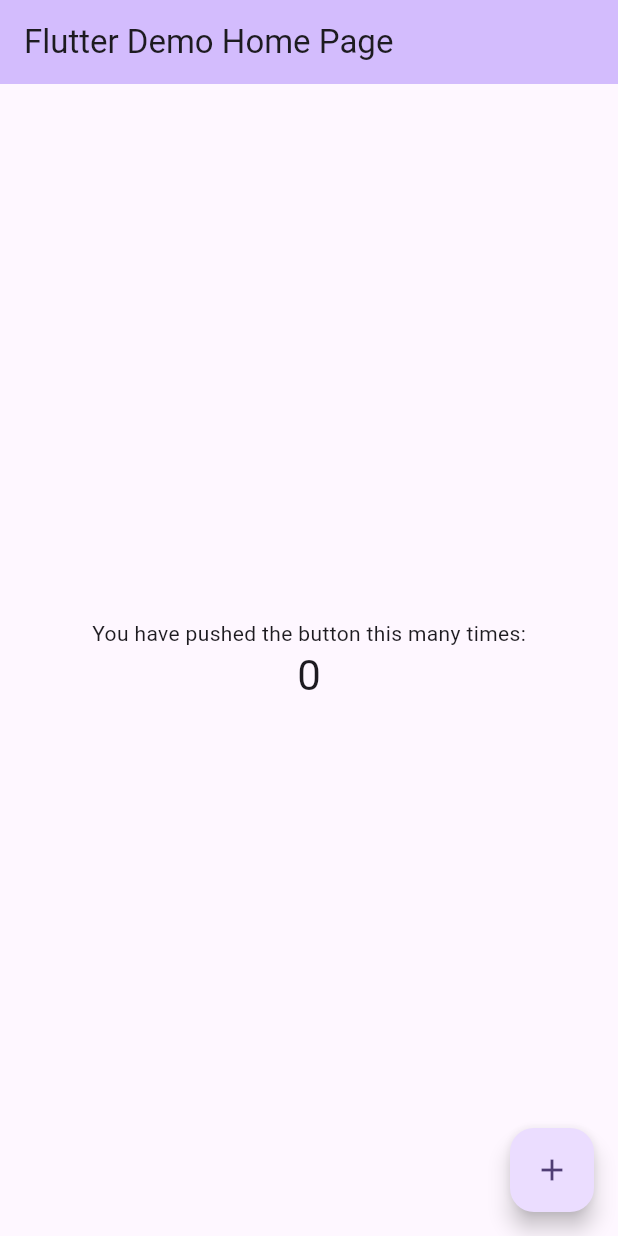
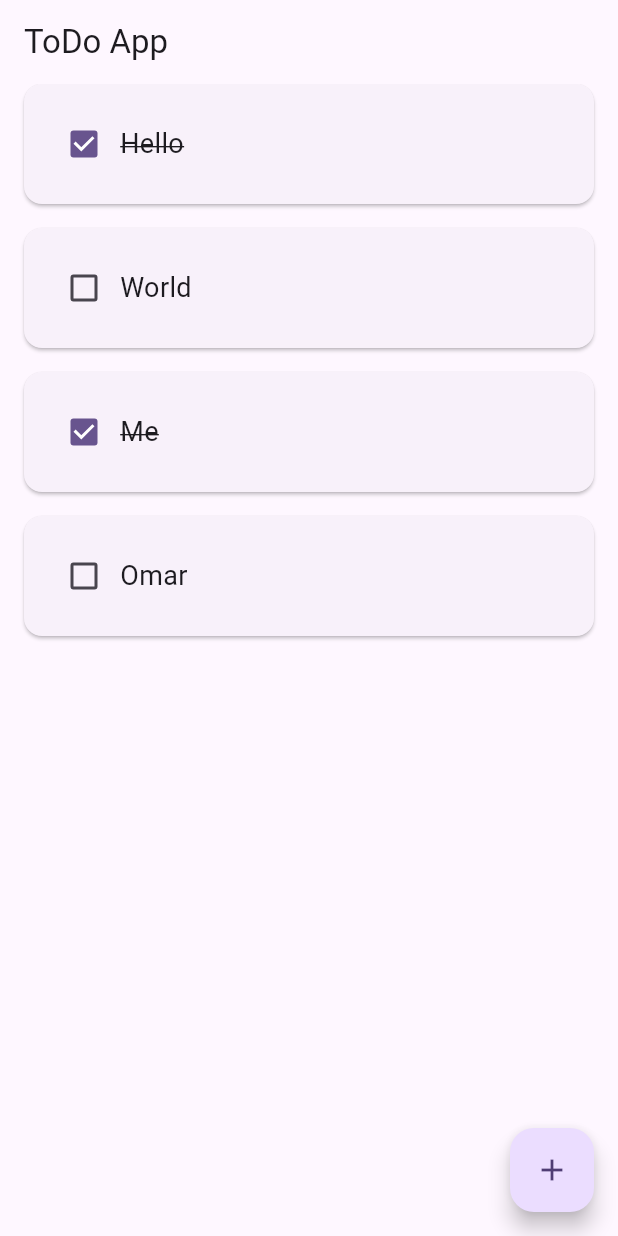
Before and after one commit to BugMaker69/YAT, a Flutter app: the screen it shows after launch, on a phone screen of 412 x 824 dp. Run offline on Flutter 3.47's test engine with Material 3 defaults, Android fonts, the phone set to English and light mode, and no system bars.

Commit message:
Basic ToDo App

```diff
--- /dev/null
+++ b/flutter_project/flutter_project/lib/add_item.dart
@@ -0,0 +1,30 @@
+import 'package:flutter/material.dart';
+
+class AddItemDialog extends StatelessWidget {
+  const AddItemDialog({super.key});
+
+  @override
+  Widget build(BuildContext context) {
+    return AlertDialog(
+      title: Text("Add Item"),
+      content: TextFormField(
+        decoration: InputDecoration(
+          border: OutlineInputBorder(),
+          label: Text("Add New Task"),
+          hintText: "Add New Task",
+        ),
+      ),
+      actionsAlignment: MainAxisAlignment.center,
+      buttonPadding: EdgeInsets.symmetric(horizontal: 50),
+      actions: [
+        ElevatedButton(
+          onPressed: () {
+            Navigator.pop(context);
+          },
+          child: Text("Cancel"),
+        ),
+        ElevatedButton(onPressed: () {}, child: Text("Add")),
+      ],
+    );
+  }
+}
--- /dev/null
+++ b/flutter_project/flutter_project/lib/card_data.dart
@@ -0,0 +1,6 @@
+
+class CardData {
+  bool isChecked;
+  String data;
+  CardData({required this.isChecked, required this.data});
+}
--- /dev/null
+++ b/flutter_project/flutter_project/lib/card_item.dart
@@ -0,0 +1,45 @@
+import 'package:flutter/material.dart';
+import 'package:flutter_project/card_data.dart';
+
+class CardItem extends StatefulWidget {
+  CardItem({required this.data});
+  // const CardItem({super.key});
+
+  CardData data;
+
+  @override
+  State<CardItem> createState() => _CardItemState();
+}
+
+class _CardItemState extends State<CardItem> {
+  @override
+  Widget build(BuildContext context) {
+    return Card(
+      margin: EdgeInsets.symmetric(horizontal: 16),
+      child: Padding(
+        padding: const EdgeInsets.all(16.0),
+        child: Row(
+          children: [
+            Checkbox(
+              value: widget.data.isChecked,
+              onChanged: (bool? value) {
+                setState(() {
+                  widget.data.isChecked = value!;
+                });
+              },
+            ),
+            Text(
+              "${widget.data.data}",
+              style: TextStyle(
+                fontSize: 18,
+                decoration: widget.data.isChecked
+                    ? TextDecoration.lineThrough
+                    : TextDecoration.none,
+              ),
+            ),
+          ],
+        ),
+      ),
+    );
+  }
+}
--- /dev/null
+++ b/flutter_project/flutter_project/lib/card_items_page.dart
@@ -0,0 +1,26 @@
+
+
+import 'package:flutter/material.dart';
+import 'package:flutter_project/card_data.dart';
+import 'package:flutter_project/card_item.dart';
+
+class ItemsList extends StatelessWidget {
+  ItemsList({super.key});
+  // const ItemsList({super.key});
+
+  List list = [
+    CardData(isChecked: true, data: "Hello"),
+    CardData(isChecked: false, data: "World"),
+    CardData(isChecked: true, data: "Me"),
+    CardData(isChecked: false, data: "Omar"),
+  ];
+
+  @override
+  Widget build(BuildContext context) {
+    return ListView.separated(
+      itemBuilder: (context, index) => CardItem(data: list[index]),
+      separatorBuilder: (context, index) => SizedBox(height: 16),
+      itemCount: 4,
+    );
+  }
+}
--- a/flutter_project/flutter_project/lib/main.dart
+++ b/flutter_project/flutter_project/lib/main.dart
@@ -1,4 +1,5 @@
 import 'package:flutter/material.dart';
+import 'package:flutter_project/main_page.dart';
 
 void main() {
   runApp(const MyApp());
@@ -7,119 +8,16 @@ void main() {
 class MyApp extends StatelessWidget {
   const MyApp({super.key});
 
-  // This widget is the root of your application.
   @override
   Widget build(BuildContext context) {
     return MaterialApp(
-      title: 'Flutter Demo',
+      debugShowCheckedModeBanner: false,
+      title: 'ToDo App',
       theme: ThemeData(
-        // This is the theme of your application.
-        //
-        // TRY THIS: Try running your application with "flutter run". You'll see
-        // the application has a blue toolbar. Then, without quitting the app,
-        // try changing the seedColor in the colorScheme below to Colors.green
-        // and then invoke "hot reload" (save your changes or press the "hot
-        // reload" button in a Flutter-supported IDE, or press "r" if you used
-        // the command line to start the app).
-        //
-        // Notice that the counter didn't reset back to zero; the application
-        // state is not lost during the reload. To reset the state, use hot
-        // restart instead.
-        //
-        // This works for code too, not just values: Most code changes can be
-        // tested with just a hot reload.
         colorScheme: ColorScheme.fromSeed(seedColor: Colors.deepPurple),
         useMaterial3: true,
       ),
-      home: const MyHomePage(title: 'Flutter Demo Home Page'),
+      home: MainScreen(),
     );
   }
 }
-
-class MyHomePage extends StatefulWidget {
-  const MyHomePage({super.key, required this.title});
-
-  // This widget is the home page of your application. It is stateful, meaning
-  // that it has a State object (defined below) that contains fields that affect
-  // how it looks.
-
-  // This class is the configuration for the state. It holds the values (in this
-  // case the title) provided by the parent (in this case the App widget) and
-  // used by the build method of the State. Fields in a Widget subclass are
-  // always marked "final".
-
-  final String title;
-
-  @override
-  State<MyHomePage> createState() => _MyHomePageState();
-}
-
-class _MyHomePageState extends State<MyHomePage> {
-  int _counter = 0;
-
-  void _incrementCounter() {
-    setState(() {
-      // This call to setState tells the Flutter framework that something has
-      // changed in this State, which causes it to rerun the build method below
-      // so that the display can reflect the updated values. If we changed
-      // _counter without calling setState(), then the build method would not be
-      // called again, and so nothing would appear to happen.
-      _counter++;
-    });
-  }
-
-  @override
-  Widget build(BuildContext context) {
-    // This method is rerun every time setState is called, for instance as done
-    // by the _incrementCounter method above.
-    //
-    // The Flutter framework has been optimized to make rerunning build methods
-    // fast, so that you can just rebuild anything that needs updating rather
-    // than having to individually change instances of widgets.
-    return Scaffold(
-      appBar: AppBar(
-        // TRY THIS: Try changing the color here to a specific color (to
-        // Colors.amber, perhaps?) and trigger a hot reload to see the AppBar
-        // change color while the other colors stay the same.
-        backgroundColor: Theme.of(context).colorScheme.inversePrimary,
-        // Here we take the value from the MyHomePage object that was created by
-        // the App.build method, and use it to set our appbar title.
-        title: Text(widget.title),
-      ),
-      body: Center(
-        // Center is a layout widget. It takes a single child and positions it
-        // in the middle of the parent.
-        child: Column(
-          // Column is also a layout widget. It takes a list of children and
-          // arranges them vertically. By default, it sizes itself to fit its
-          // children horizontally, and tries to be as tall as its parent.
-          //
-          // Column has various properties to control how it sizes itself and
-          // how it positions its children. Here we use mainAxisAlignment to
-          // center the children vertically; the main axis here is the vertical
-          // axis because Columns are vertical (the cross axis would be
-          // horizontal).
-          //
-          // TRY THIS: Invoke "debug painting" (choose the "Toggle Debug Paint"
-          // action in the IDE, or press "p" in the console), to see the
-          // wireframe for each widget.
-          mainAxisAlignment: MainAxisAlignment.center,
-          children: <Widget>[
-            const Text(
-              'You have pushed the button this many times:',
-            ),
-            Text(
-              '$_counter',
-              style: Theme.of(context).textTheme.headlineMedium,
-            ),
-          ],
-        ),
-      ),
-      floatingActionButton: FloatingActionButton(
-        onPressed: _incrementCounter,
-        tooltip: 'Increment',
-        child: const Icon(Icons.add),
-      ), // This trailing comma makes auto-formatting nicer for build methods.
-    );
-  }
-}
--- /dev/null
+++ b/flutter_project/flutter_project/lib/main_page.dart
@@ -0,0 +1,27 @@
+import 'package:flutter/material.dart';
+import 'package:flutter_project/add_item.dart';
+import 'package:flutter_project/card_items_page.dart';
+
+class MainScreen extends StatelessWidget {
+  const MainScreen({super.key});
+
+  @override
+  Widget build(BuildContext context) {
+    return Scaffold(
+      appBar: AppBar(
+        title: Text("ToDo App"),
+      ),
+      floatingActionButton: FloatingActionButton(
+          onPressed: () {
+            Navigator.push(
+              context,
+              MaterialPageRoute(
+                builder: (context) => AddItemDialog(),
+              ),
+            );
+          },
+          child: Icon(Icons.add)),
+      body: ItemsList(),
+    );
+  }
+}
```
